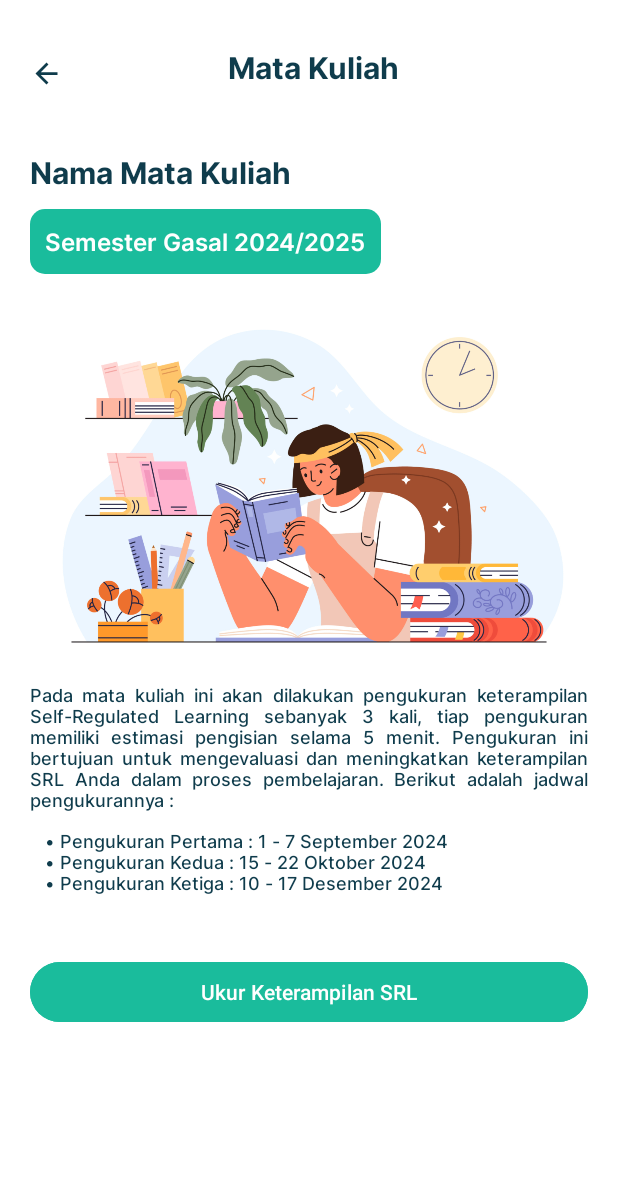
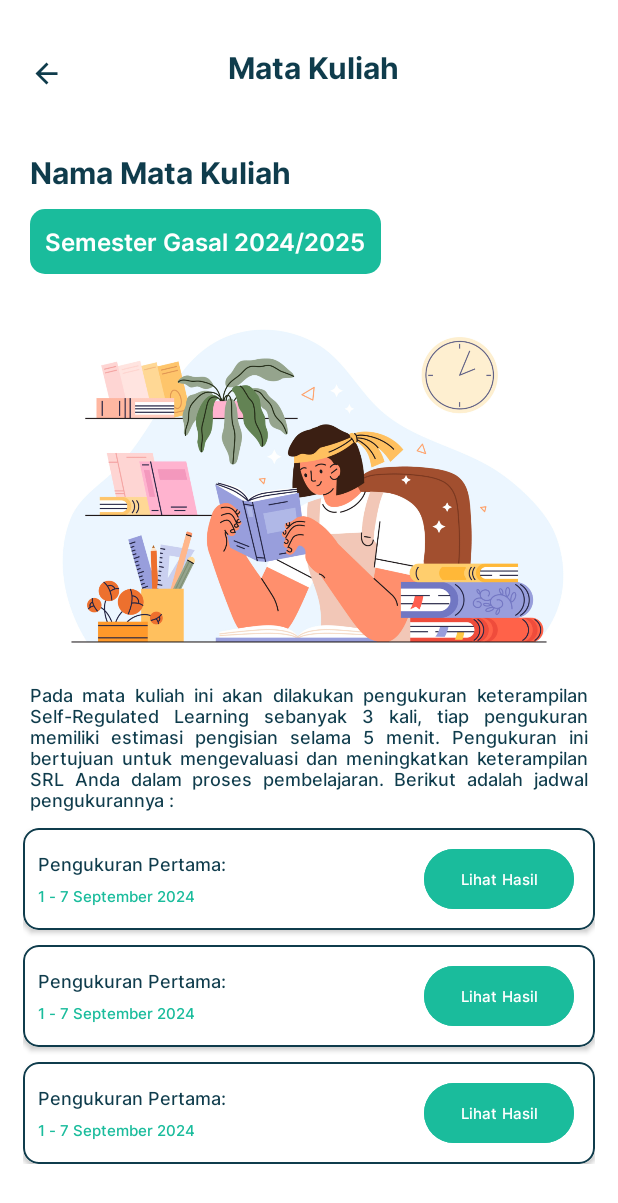
Before and after one commit to Mobile-SRLQS/Frontend-SRLQS, an Android app: the layout fragment_detail_class.xml on its own in the app's theme, with its tools: preview values and no code run, on a phone screen of 412 x 824 dp. Shown: the top 1203 px of the screen. Run offline under Robolectric (Android 15) with nearby library versions, the phone set to English and light mode, and no system bars.

Commit message:
feat: add feature detail class

```diff
--- a/app/src/main/java/com/dl2lab/srolqs/data/remote/response/ListClassResponse.kt
+++ b/app/src/main/java/com/dl2lab/srolqs/data/remote/response/ListClassResponse.kt
@@ -32,6 +32,8 @@ data class DataItem(
 	val classSemester: String? = null,
 	@SerializedName("class_id")
 	val classId: String? = null,
+	@SerializedName("progress")
+	val progress: String? = null,
 
 
 ) : Parcelable
--- a/app/src/main/java/com/dl2lab/srolqs/data/repository/SecuredRepository.kt
+++ b/app/src/main/java/com/dl2lab/srolqs/data/repository/SecuredRepository.kt
@@ -55,6 +55,10 @@ class SecuredRepository private constructor(
         return apiServiceSecured.getClassDetail(id)
     }
 
+    fun getClassInformation(id: String) : Call<DetailClassResponse>{
+        return apiServiceSecured.getClassInformation(id)
+    }
+
     fun submitQuestionnaire(objectDTO: SubmitQuestionnaireRequest) : Call<SubmitQuestionnaireResponse> {
         return apiServiceSecured.submitQuestionnaire(objectDTO)
     }
--- a/app/src/main/java/com/dl2lab/srolqs/ui/home/adapter/OnItemClickListener.kt
+++ b/app/src/main/java/com/dl2lab/srolqs/ui/home/adapter/OnItemClickListener.kt
@@ -1,6 +1,7 @@
 package com.dl2lab.srolqs.ui.home.adapter
 
 import com.dl2lab.srolqs.data.remote.response.DataItem
+import com.dl2lab.srolqs.data.remote.response.PeriodDataItem
 
 interface OnClassItemClickListener {
     fun onItemClick(classItem: DataItem)
--- a/app/src/main/java/com/dl2lab/srolqs/ui/home/adapter/classAdapter.kt
+++ b/app/src/main/java/com/dl2lab/srolqs/ui/home/adapter/classAdapter.kt
@@ -11,6 +11,7 @@ class ClassAdapter(private val classList: List<DataItem?>, private val itemClick
     inner class ClassViewHolder(private val binding: ItemClassBinding) : RecyclerView.ViewHolder(binding.root) {
         fun bind(classItem: DataItem) {
             binding.tvClassname.text = classItem.className
+            binding.tvProgress.text = classItem.progress
             binding.root.setOnClickListener {
                 itemClickListener.onItemClick(classItem)
             }
--- a/app/src/main/java/com/dl2lab/srolqs/ui/home/home/HomeFragment.kt
+++ b/app/src/main/java/com/dl2lab/srolqs/ui/home/home/HomeFragment.kt
@@ -77,9 +77,6 @@ class HomeFragment : Fragment(), OnClassItemClickListener {
     }
 
     fun setupJoinClass(){
-
-
-
         binding.btnJoinClass.setOnClickListener{
             val classId= binding.etCourseCode.text.toString()
             if (classId.isEmpty()) {
--- a/app/src/main/java/com/dl2lab/srolqs/ui/kelas/joinClass/JoinClassFragment.kt
+++ b/app/src/main/java/com/dl2lab/srolqs/ui/kelas/joinClass/JoinClassFragment.kt
@@ -13,15 +13,12 @@ import com.dl2lab.srolqs.databinding.FragmentJoinClassBinding
 import com.dl2lab.srolqs.ui.home.viewmodel.MainViewModel
 import androidx.navigation.fragment.findNavController
 import androidx.navigation.fragment.navArgs
-import com.dl2lab.srolqs.data.remote.response.DetailClassResponse
 import com.dl2lab.srolqs.ui.ViewModelFactory.ViewModelFactory
 import com.dl2lab.srolqs.ui.customview.showCustomAlertDialog
 import com.dl2lab.srolqs.ui.home.welcome.WelcomeActivity
 import com.dl2lab.srolqs.ui.kuesioner.question.QuestionnaireQuestionActivity
 import com.dl2lab.srolqs.utils.ExtractErrorMessage.extractErrorMessage
 import com.dl2lab.srolqs.utils.JwtUtils
-import org.json.JSONObject
-import retrofit2.Response
 
 class JoinClassFragment : Fragment() {
 
--- a/app/src/main/res/layout/fragment_detail_class.xml
+++ b/app/src/main/res/layout/fragment_detail_class.xml
@@ -6,6 +6,7 @@
     android:layout_width="match_parent"
     android:layout_height="match_parent"
     android:background="@color/white"
+    android:fitsSystemWindows="true"
     tools:context=".ui.kelas.detail.DetailClassFragment">
 
     <LinearLayout
@@ -49,11 +50,15 @@
     </LinearLayout>
 
 
+
     <ScrollView
         android:layout_width="match_parent"
-        android:layout_height="wrap_content"
+        android:layout_height="0dp"
+        android:clipToPadding="false"
+        android:paddingBottom="120dp"
         app:layout_constraintEnd_toEndOf="parent"
         app:layout_constraintStart_toStartOf="parent"
+        app:layout_constraintBottom_toBottomOf="parent"
         app:layout_constraintTop_toBottomOf="@id/toolbar_change_password">
 
         <androidx.constraintlayout.widget.ConstraintLayout
@@ -119,35 +124,26 @@
 
                 />
 
-            <TextView
-                android:id="@+id/course_qs_periode"
-                style="@style/B1"
-                android:layout_width="wrap_content"
-                android:layout_height="wrap_content"
-                android:layout_marginLeft="30dp"
-                android:layout_marginTop="10dp"
-                android:text="@string/course_qs_periode"
-                app:layout_constraintStart_toStartOf="parent"
-                app:layout_constraintTop_toBottomOf="@id/course_description" />
-
-            <Button
-                android:id="@+id/btn_save_changes"
+            <androidx.recyclerview.widget.RecyclerView
+                android:id="@+id/rv_period_list"
                 android:layout_width="match_parent"
                 android:layout_height="wrap_content"
-                android:layout_marginHorizontal="20dp"
-                android:layout_marginTop="40dp"
-                android:backgroundTint="@color/light_green"
-                android:text="@string/btn_do_quesionnaire"
-                android:textColor="@android:color/white"
-                app:layout_constraintTop_toBottomOf="@id/course_qs_periode"
+                android:layout_marginHorizontal="15dp"
+                app:layout_constraintBottom_toBottomOf="parent"
+
+
+                android:overScrollMode="never"
+                android:scrollbars="vertical"
                 app:layout_constraintEnd_toEndOf="parent"
                 app:layout_constraintStart_toStartOf="parent"
-                />
+                app:layout_constraintTop_toBottomOf="@id/course_description"
+                tools:listitem="@layout/item_period" />
+
+
+        </androidx.constraintlayout.widget.ConstraintLayout>
+
+    </ScrollView>
 
 
 
-        </androidx.constraintlayout.widget.ConstraintLayout>
-    </ScrollView>
-
-
 </androidx.constraintlayout.widget.ConstraintLayout>
--- a/app/src/main/res/layout/fragment_environment_structuring_question.xml
+++ b/app/src/main/res/layout/fragment_environment_structuring_question.xml
@@ -342,6 +342,8 @@
 
         <RelativeLayout
             android:layout_width="match_parent"
+
+            android:layout_marginBottom="40dp"
             android:layout_height="wrap_content">
 
             <Button
--- /dev/null
+++ b/app/src/main/res/layout/item_period.xml
@@ -0,0 +1,59 @@
+<?xml version="1.0" encoding="utf-8"?>
+<androidx.cardview.widget.CardView xmlns:android="http://schemas.android.com/apk/res/android"
+    xmlns:app="http://schemas.android.com/aapt"
+    xmlns:card_view="http://schemas.android.com/apk/res-auto"
+    android:id="@+id/card_view"
+    android:layout_width="match_parent"
+    android:layout_height="wrap_content"
+    android:layout_marginTop="10dp"
+    card_view:cardCornerRadius="10dp"
+
+    >
+
+    <androidx.constraintlayout.widget.ConstraintLayout
+        android:layout_width="match_parent"
+        android:layout_height="wrap_content"
+        android:background="@drawable/rounded_course_list_item"
+        android:padding="10dp"
+        android:paddingHorizontal="10dp">
+
+        <LinearLayout
+            android:layout_width="wrap_content"
+            android:layout_height="wrap_content"
+            android:orientation="vertical"
+            card_view:layout_constraintBottom_toBottomOf="parent"
+            card_view:layout_constraintStart_toStartOf="parent"
+            card_view:layout_constraintTop_toTopOf="parent">
+
+            <TextView
+                android:id="@+id/periodTitle"
+                style="@style/B1"
+                android:layout_width="wrap_content"
+                android:layout_height="wrap_content"
+                android:text="Pengukuran Pertama:" />
+
+            <TextView
+                android:id="@+id/periodDate"
+                style="@style/B2"
+                android:layout_width="wrap_content"
+                android:layout_height="wrap_content"
+                android:layout_marginTop="5dp"
+                android:text="1 - 7 September 2024"
+                android:textColor="@color/light_green" />
+        </LinearLayout>
+
+        <Button
+            android:id="@+id/periodButton"
+            style="@style/B2"
+            android:layout_width="wrap_content"
+            android:layout_height="wrap_content"
+            android:layout_marginEnd="4dp"
+            android:backgroundTint="@color/light_green"
+            android:padding="-5dp"
+            android:text="Lihat Hasil"
+            android:textColor="@android:color/white"
+            card_view:layout_constraintEnd_toEndOf="parent"
+            card_view:layout_constraintTop_toTopOf="parent" />
+
+    </androidx.constraintlayout.widget.ConstraintLayout>
+</androidx.cardview.widget.CardView>
```
Also changed, not shown: app/src/main/java/com/dl2lab/srolqs/data/remote/response/DetailClassResponse.kt (+31 -1 lines), app/src/main/java/com/dl2lab/srolqs/data/remote/retrofit/ApiServiceSecured.kt (+7 -0 lines), app/src/main/java/com/dl2lab/srolqs/ui/home/adapter/OnPeriodItemClickListener.kt (added, +8 -0 lines), app/src/main/java/com/dl2lab/srolqs/ui/home/adapter/periodAdapter.kt (added, +62 -0 lines), app/src/main/java/com/dl2lab/srolqs/ui/home/viewmodel/MainViewModel.kt (+25 -0 lines), app/src/main/java/com/dl2lab/srolqs/ui/kelas/detail/DetailClassFragment.kt (+17 -3 lines).
